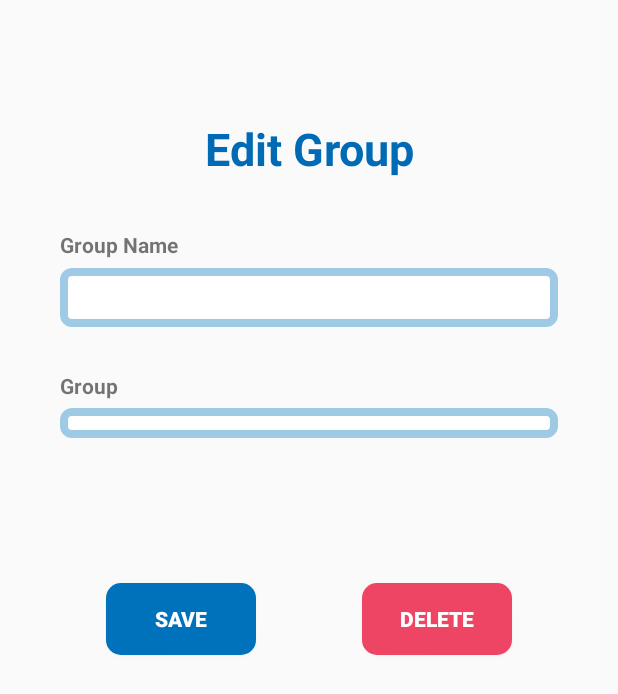
After one commit to zul-aji/SDPMobileApp, an Android app: the fragment EditGroupFragment shown on its own in the app's theme, on a phone screen of 412 x 824 dp. The commit adds this screen. Shown: the top 694 px of the screen. Run offline under Robolectric (Android 15) with nearby library versions, the phone set to English and light mode, and no system bars.

Commit message:
Finish UI and connect Pages

```diff
--- /dev/null
+++ b/app/src/main/java/com/tsu/sdp_mobile_app/admin/ui/group/EditGroupFragment.kt
@@ -0,0 +1,32 @@
+package com.tsu.sdp_mobile_app.admin.ui.group
+
+import androidx.lifecycle.ViewModelProvider
+import android.os.Bundle
+import androidx.fragment.app.Fragment
+import android.view.LayoutInflater
+import android.view.View
+import android.view.ViewGroup
+import com.tsu.sdp_mobile_app.R
+
+class EditGroupFragment : Fragment() {
+
+    companion object {
+        fun newInstance() = EditGroupFragment()
+    }
+
+    private lateinit var viewModel: EditGroupViewModel
+
+    override fun onCreateView(
+        inflater: LayoutInflater, container: ViewGroup?,
+        savedInstanceState: Bundle?
+    ): View? {
+        return inflater.inflate(R.layout.fragment_edit_group, container, false)
+    }
+
+    override fun onActivityCreated(savedInstanceState: Bundle?) {
+        super.onActivityCreated(savedInstanceState)
+        viewModel = ViewModelProvider(this).get(EditGroupViewModel::class.java)
+        // TODO: Use the ViewModel
+    }
+
+}
--- /dev/null
+++ b/app/src/main/java/com/tsu/sdp_mobile_app/admin/ui/group/EditGroupViewModel.kt
@@ -0,0 +1,7 @@
+package com.tsu.sdp_mobile_app.admin.ui.group
+
+import androidx.lifecycle.ViewModel
+
+class EditGroupViewModel : ViewModel() {
+    // TODO: Implement the ViewModel
+}
--- /dev/null
+++ b/app/src/main/res/layout/fragment_edit_group.xml
@@ -0,0 +1,109 @@
+<?xml version="1.0" encoding="utf-8"?>
+<androidx.constraintlayout.widget.ConstraintLayout xmlns:android="http://schemas.android.com/apk/res/android"
+    xmlns:app="http://schemas.android.com/apk/res-auto"
+    xmlns:tools="http://schemas.android.com/tools"
+    android:id="@+id/faculty"
+    android:layout_width="match_parent"
+    android:layout_height="match_parent"
+    tools:context=".admin.ui.programme.AddProgrammeFragment">
+
+    <TextView
+        android:id="@+id/edit_group_tv"
+        android:layout_width="wrap_content"
+        android:layout_height="wrap_content"
+        android:text="Edit Group"
+        android:textColor="#006BB4"
+        android:textSize="30dp"
+        android:textStyle="bold"
+        app:layout_constraintBottom_toBottomOf="parent"
+        app:layout_constraintEnd_toEndOf="parent"
+        app:layout_constraintStart_toStartOf="parent"
+        app:layout_constraintTop_toTopOf="parent"
+        app:layout_constraintVertical_bias="0.1" />
+
+    <TextView
+        android:id="@+id/edit_group_name_tv"
+        android:layout_width="match_parent"
+        android:layout_height="wrap_content"
+        android:text="Group Name"
+        android:textStyle="bold"
+        android:layout_marginHorizontal="40dp"
+        app:layout_constraintVertical_bias="0.05"
+        app:layout_constraintBottom_toBottomOf="parent"
+        app:layout_constraintEnd_toEndOf="parent"
+        app:layout_constraintStart_toStartOf="parent"
+        app:layout_constraintTop_toBottomOf="@+id/edit_group_tv" />
+
+    <EditText
+        android:id="@+id/edit_group_name"
+        android:layout_width="match_parent"
+        android:layout_height="wrap_content"
+        android:layout_marginHorizontal="40dp"
+        android:padding="6dp"
+        android:textSize="20dp"
+        android:ems="10"
+        android:inputType="text"
+        android:background="@drawable/rectangle_box_style"
+        app:layout_constraintVertical_bias="0.01"
+        app:layout_constraintBottom_toBottomOf="parent"
+        app:layout_constraintEnd_toEndOf="parent"
+        app:layout_constraintStart_toStartOf="parent"
+        app:layout_constraintTop_toBottomOf="@+id/edit_group_name_tv" />
+
+    <TextView
+        android:id="@+id/edit_group_programme_tv"
+        android:layout_width="match_parent"
+        android:layout_height="wrap_content"
+        android:layout_marginHorizontal="40dp"
+        android:text="Group"
+        app:layout_constraintVertical_bias="0.05"
+        android:textStyle="bold"
+        app:layout_constraintBottom_toBottomOf="parent"
+        app:layout_constraintEnd_toEndOf="parent"
+        app:layout_constraintStart_toStartOf="parent"
+        app:layout_constraintTop_toBottomOf="@+id/edit_group_name"/>
+
+    <Spinner
+        android:id="@+id/edit_group_faculty_spin"
+        android:layout_width="match_parent"
+        android:layout_height="wrap_content"
+        android:layout_marginHorizontal="40dp"
+        android:background="@drawable/rectangle_box_style"
+        android:paddingHorizontal="6dp"
+        android:paddingVertical="10dp"
+        app:layout_constraintVertical_bias="0.01"
+        app:layout_constraintBottom_toBottomOf="parent"
+        app:layout_constraintEnd_toEndOf="parent"
+        app:layout_constraintStart_toStartOf="parent"
+        app:layout_constraintTop_toBottomOf="@+id/edit_group_programme_tv"/>
+
+    <Button
+        android:id="@+id/edit_group_save_button"
+        android:layout_width="100dp"
+        android:layout_height="wrap_content"
+        android:background="@drawable/back_blue"
+        android:text="Save"
+        android:textColor="@color/white"
+        android:textStyle="bold"
+        app:layout_constraintBottom_toBottomOf="parent"
+        app:layout_constraintEnd_toStartOf="@+id/edit_group_delete_button"
+        app:layout_constraintStart_toStartOf="parent"
+        app:layout_constraintTop_toBottomOf="@+id/edit_group_faculty_spin"
+        app:layout_constraintVertical_bias="0.2" />
+
+    <Button
+        android:id="@+id/edit_group_delete_button"
+        android:layout_width="100dp"
+        android:layout_height="wrap_content"
+        android:background="@drawable/back_red"
+        android:text="Delete"
+        android:textColor="@color/white"
+        android:textStyle="bold"
+        app:layout_constraintBottom_toBottomOf="parent"
+        app:layout_constraintStart_toEndOf="@id/edit_group_save_button"
+        app:layout_constraintEnd_toEndOf="parent"
+        app:layout_constraintTop_toBottomOf="@+id/edit_group_faculty_spin"
+        app:layout_constraintVertical_bias="0.2"/>
+
+
+</androidx.constraintlayout.widget.ConstraintLayout>
```
Also changed, not shown: app/src/main/AndroidManifest.xml (+12 -0 lines), app/src/main/java/com/tsu/sdp_mobile_app/admin/FacultyActivity.kt (+9 -5 lines), app/src/main/java/com/tsu/sdp_mobile_app/admin/GroupActivity.kt (+10 -5 lines), app/src/main/java/com/tsu/sdp_mobile_app/admin/ProgrammeActivity.kt (+10 -5 lines), app/src/main/java/com/tsu/sdp_mobile_app/admin/ui/faculty/FacultyFragment.kt (+12 -1 lines), app/src/main/java/com/tsu/sdp_mobile_app/admin/ui/group/AddGroupFragment.kt (added, +32 -0 lines), app/src/main/java/com/tsu/sdp_mobile_app/admin/ui/group/AddGroupViewModel.kt (added, +7 -0 lines), app/src/main/java/com/tsu/sdp_mobile_app/regist/ui/login/LoginActivity.kt (+9 -4 lines), app/src/main/res/layout/activity_admin.xml (deleted, +0 -7 lines), app/src/main/res/layout/activity_faculty.xml (+14 -3 lines), app/src/main/res/layout/activity_group.xml (+14 -3 lines), app/src/main/res/layout/activity_programme.xml (+14 -3 lines), app/src/main/res/layout/fragment_add_group.xml (added, +95 -0 lines), app/src/main/res/layout/fragment_add_programme.xml (+28 -1 lines), 1 more files.
